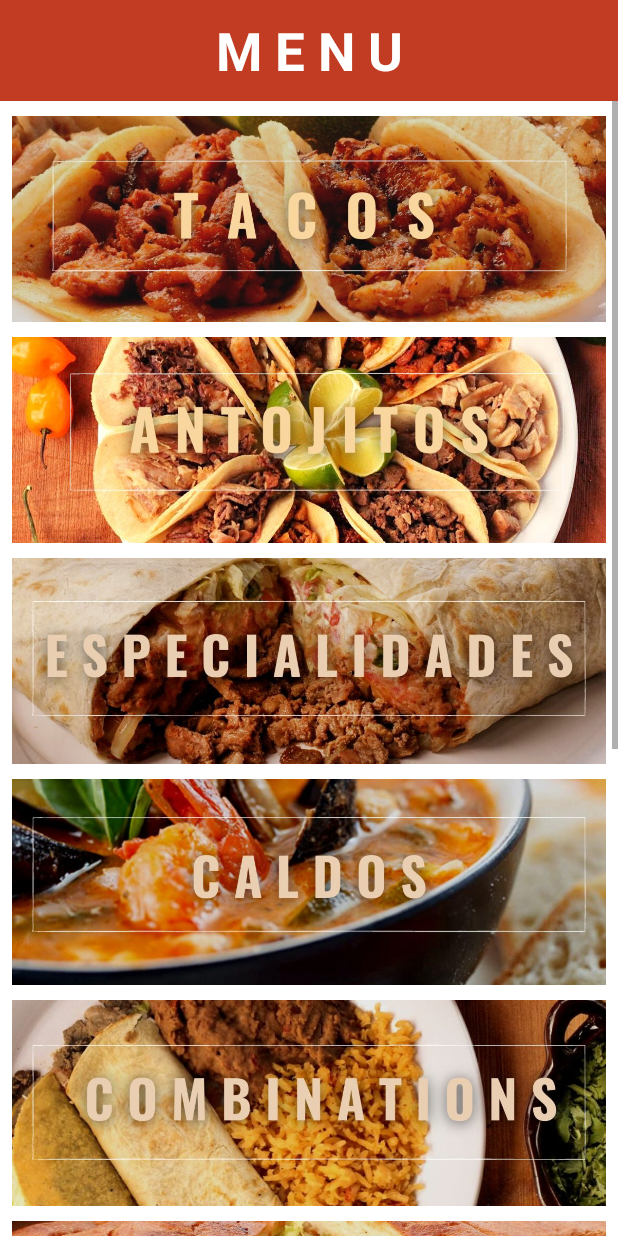
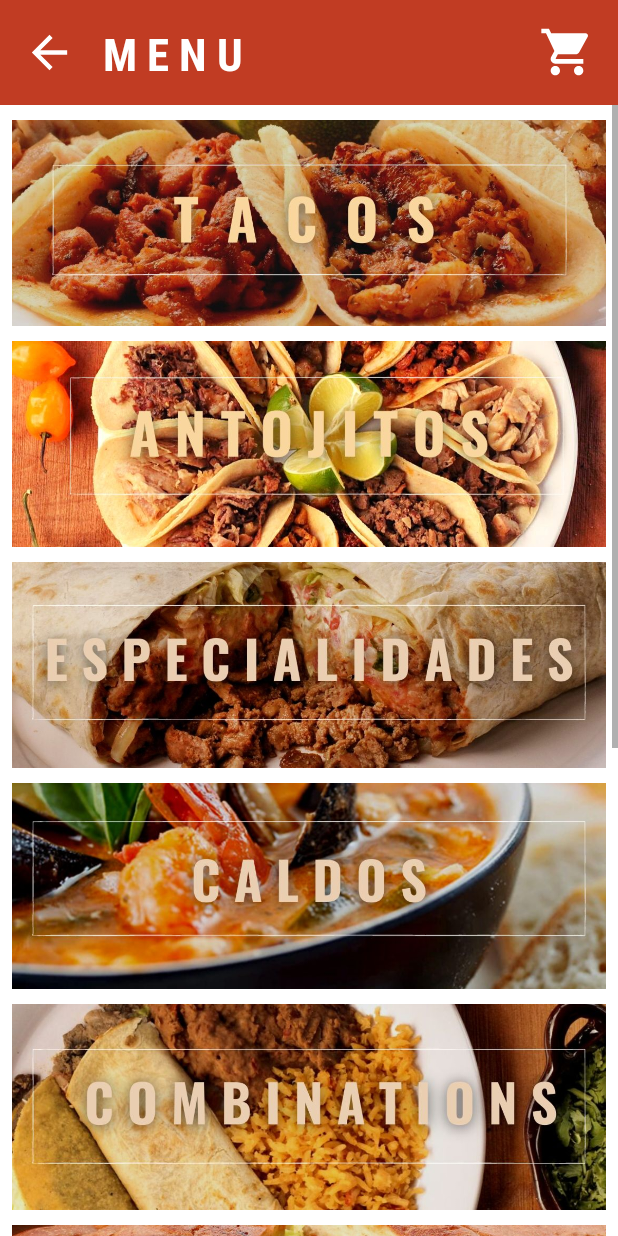
Before and after one commit to AndreaBorboa/ExamenU2, an Android app: the MenuActivity screen opened directly, with no data from a screen before it, on a phone screen of 412 x 824 dp. Run offline under Robolectric (Android 15) with nearby library versions, the phone set to English and light mode, and no system bars; libraries missing offline, so code that uses them is left out: com.nex3z.notificationbadge; 2 statements that could not run were skipped.

Commit message:
todos los botones funcionan.

```diff
--- a/app/build.gradle
+++ b/app/build.gradle
@@ -48,4 +48,5 @@ dependencies {
     testImplementation 'junit:junit:4.13.2'
     androidTestImplementation 'androidx.test.ext:junit:1.1.3'
     androidTestImplementation 'androidx.test.espresso:espresso-core:3.4.0'
+    implementation 'com.nex3z:notification-badge:1.0.4'
 }
--- a/app/src/main/java/borboa/andrea/examenu2/MenuActivity.kt
+++ b/app/src/main/java/borboa/andrea/examenu2/MenuActivity.kt
@@ -4,14 +4,31 @@ import android.content.Intent
 import androidx.appcompat.app.AppCompatActivity
 import android.os.Bundle
 import android.widget.Button
+import android.widget.ImageButton
 import android.widget.ImageView
+import com.nex3z.notificationbadge.NotificationBadge
 
 class MenuActivity : AppCompatActivity() {
     override fun onCreate(savedInstanceState: Bundle?) {
         super.onCreate(savedInstanceState)
         setContentView(R.layout.activity_menu)
-        var lista = ArrayList<item>()
-        lista= intent.getSerializableExtra("listaCarrito") as ArrayList<item>
+        var lista = intent.getSerializableExtra("listaCarrito") as ArrayList<item>
+        var list = ArrayList<item>()
+        list.addAll(lista)
+
+
+        var btn_atras: ImageButton = findViewById(R.id.btn_menu) as ImageButton
+        btn_atras.setOnClickListener{
+            var intent: Intent = Intent(this, MainActivity::class.java)
+            startActivity(intent)
+        }
+
+        var btn_carrito: ImageButton = findViewById(R.id.carrito) as ImageButton
+        btn_carrito.setOnClickListener {
+            var intent: Intent = Intent(this, CarritoActivity::class.java)
+            intent.putExtra("listaCarrito",lista)
+            startActivity(intent)
+        }
 
         var btnTacos: ImageView = findViewById(R.id.btn_tacos) as ImageView
 
--- /dev/null
+++ b/app/src/main/res/drawable/ic_back.xml
@@ -0,0 +1,5 @@
+<vector android:autoMirrored="true" android:height="35dp"
+    android:tint="#FFFFFF" android:viewportHeight="24"
+    android:viewportWidth="24" android:width="35dp" xmlns:android="http://schemas.android.com/apk/res/android">
+    <path android:fillColor="@android:color/white" android:pathData="M20,11H7.83l5.59,-5.59L12,4l-8,8 8,8 1.41,-1.41L7.83,13H20v-2z"/>
+</vector>
--- /dev/null
+++ b/app/src/main/res/drawable/ic_menu.xml
@@ -0,0 +1,5 @@
+<vector android:height="35dp" android:tint="#FFFFFF"
+    android:viewportHeight="24" android:viewportWidth="24"
+    android:width="35dp" xmlns:android="http://schemas.android.com/apk/res/android">
+    <path android:fillColor="@android:color/white" android:pathData="M8.1,13.34l2.83,-2.83L3.91,3.5c-1.56,1.56 -1.56,4.09 0,5.66l4.19,4.18zM14.88,11.53c1.53,0.71 3.68,0.21 5.27,-1.38 1.91,-1.91 2.28,-4.65 0.81,-6.12 -1.46,-1.46 -4.2,-1.1 -6.12,0.81 -1.59,1.59 -2.09,3.74 -1.38,5.27L3.7,19.87l1.41,1.41L12,14.41l6.88,6.88 1.41,-1.41L13.41,13l1.47,-1.47z"/>
+</vector>
--- a/app/src/main/res/layout/activity_menu.xml
+++ b/app/src/main/res/layout/activity_menu.xml
@@ -9,16 +9,65 @@
     tools:context=".MenuActivity">
 
 
-    <TextView
+    <LinearLayout
         android:layout_width="match_parent"
-        android:layout_height="wrap_content"
-        android:text="M E N U"
-        android:textStyle="bold"
-        android:textSize="35dp"
+        android:layout_height="70dp"
+        android:orientation="horizontal"
+        android:background="@color/orangeblack"
         android:gravity="center"
-        android:padding="10dp"
-        android:textColor="@color/white"
-        android:background="@color/orangeblack"/>
+        android:padding="15dp">
+
+        <ImageButton
+            android:id="@+id/btn_menu"
+            android:layout_width="35dp"
+            android:layout_height="35dp"
+            android:src="@drawable/ic_back"
+            android:gravity="end"
+            android:padding="5dp"
+            android:background="@color/orangeblack"/>
+
+        <LinearLayout
+            android:layout_width="wrap_content"
+            android:layout_height="wrap_content"
+            android:gravity="center"
+            android:orientation="horizontal">
+
+            <TextView
+                android:id="@+id/titulo"
+                android:layout_width="wrap_content"
+                android:layout_height="match_parent"
+                android:paddingLeft="10dp"
+                android:paddingRight="10dp"
+                android:layout_marginLeft="8dp"
+                android:text="M E N U"
+                android:textStyle="bold"
+                android:textSize="30dp"
+                android:textAlignment="center"
+                android:fontFamily="sans-serif-condensed"
+                android:textColor="@color/white"/>
+
+        </LinearLayout>
+
+        <LinearLayout
+            android:layout_width="match_parent"
+            android:layout_height="wrap_content"
+            android:orientation="horizontal"
+            android:background="@color/orangeblack"
+            android:gravity="end">
+
+
+
+            <ImageButton
+                android:id="@+id/carrito"
+                android:layout_width="wrap_content"
+                android:layout_height="wrap_content"
+                android:src="@drawable/ic_carro"
+                android:gravity="end"
+                android:background="@color/orangeblack" />
+
+
+        </LinearLayout>
+    </LinearLayout>
 
     <ScrollView
         android:layout_width="wrap_content"
@@ -41,7 +90,8 @@
                 android:layout_marginTop="10dp"
                 android:layout_marginLeft="5dp"
                 android:layout_marginRight="5dp"
-                android:src="@drawable/tacos" />
+                android:src="@drawable/tacos"
+                android:background="?selectableItemBackground"/>
             <ImageView
                 android:id="@+id/btn_antojitos"
                 android:layout_width="wrap_content"
@@ -49,7 +99,8 @@
                 android:layout_marginTop="10dp"
                 android:layout_marginLeft="5dp"
                 android:layout_marginRight="5dp"
-                android:src="@drawable/antojitos" />
+                android:src="@drawable/antojitos"
+                android:background="?selectableItemBackground"/>
             <ImageView
                 android:id="@+id/btn_especialidades"
                 android:layout_width="wrap_content"
@@ -57,7 +108,8 @@
                 android:layout_marginLeft="5dp"
                 android:layout_marginRight="5dp"
                 android:layout_marginTop="10dp"
-                android:src="@drawable/especialidades" />
+                android:src="@drawable/especialidades"
+                android:background="?selectableItemBackground"/>
             <ImageView
                 android:id="@+id/btn_caldos"
                 android:layout_width="wrap_content"
@@ -65,7 +117,8 @@
                 android:layout_marginTop="10dp"
                 android:layout_marginLeft="5dp"
                 android:layout_marginRight="5dp"
-                android:src="@drawable/caldos" />
+                android:src="@drawable/caldos"
+                android:background="?selectableItemBackground"/>
             <ImageView
                 android:id="@+id/btn_combinations"
                 android:layout_width="wrap_content"
@@ -73,7 +126,8 @@
                 android:layout_marginTop="10dp"
                 android:layout_marginLeft="5dp"
                 android:layout_marginRight="5dp"
-                android:src="@drawable/combinations" />
+                android:src="@drawable/combinations"
+                android:background="?selectableItemBackground"/>
             <ImageView
                 android:id="@+id/btn_tortas"
                 android:layout_width="wrap_content"
@@ -81,7 +135,8 @@
                 android:layout_marginLeft="5dp"
                 android:layout_marginRight="5dp"
                 android:layout_marginTop="10dp"
-                android:src="@drawable/tortas" />
+                android:src="@drawable/tortas"
+                android:background="?selectableItemBackground"/>
             <ImageView
                 android:id="@+id/btn_sopas"
                 android:layout_width="wrap_content"
@@ -89,7 +144,8 @@
                 android:layout_marginLeft="5dp"
                 android:layout_marginRight="5dp"
                 android:layout_marginTop="10dp"
-                android:src="@drawable/sopas" />
+                android:src="@drawable/sopas"
+                android:background="?selectableItemBackground"/>
             <ImageView
                 android:id="@+id/btn_sideorders"
                 android:layout_width="wrap_content"
@@ -97,7 +153,8 @@
                 android:layout_marginLeft="5dp"
                 android:layout_marginRight="5dp"
                 android:layout_marginTop="10dp"
-                android:src="@drawable/sideorders" />
+                android:src="@drawable/sideorders"
+                android:background="?selectableItemBackground"/>
             <ImageView
                 android:id="@+id/btn_drinks"
                 android:layout_width="wrap_content"
@@ -105,7 +162,8 @@
                 android:layout_marginLeft="5dp"
                 android:layout_marginRight="5dp"
                 android:layout_marginTop="10dp"
-                android:src="@drawable/drinks" />
+                android:src="@drawable/drinks"
+                android:background="?selectableItemBackground"/>
 
 
         </LinearLayout>
```
Also changed, not shown: app/src/main/java/borboa/andrea/examenu2/PlatillosActivity.kt (+28 -0 lines), app/src/main/res/layout/activity_main.xml (+28 -22 lines), app/src/main/res/layout/activity_platillos.xml (+12 -0 lines), app/src/main/res/drawable-xxxhdpi/fondo.webp (added), app/src/main/res/drawable/background.jpg (added), app/src/main/res/drawable/fondotaqueria.jpg (added).
